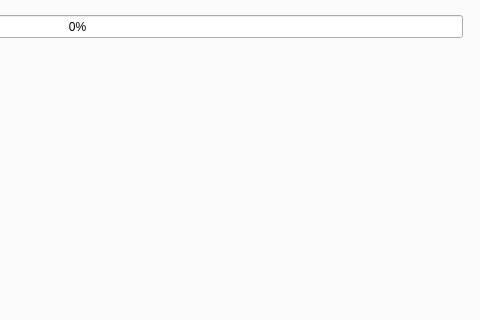
This is mainwindow.ui in WingsOfAltair/QtCPP-Installer as Qt 5 draws it before an edit; both pictures show x 320 to 800 and y 231 to 551 of the 800 by 648 pixel window. The edited form follows.
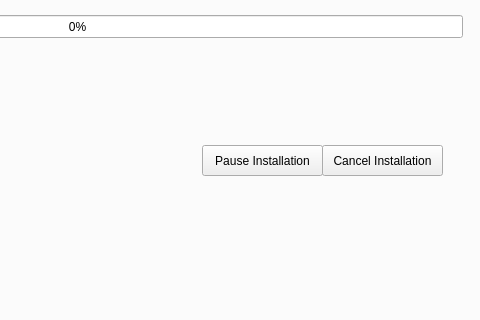
This is the edited form. The open tabs and pages were chosen to show the change.

Commit message: Added pause/resume and cancel installation/extraction.

What changed in the file:
```diff
--- a/mainwindow.ui
+++ b/mainwindow.ui
@@ -257,6 +257,32 @@
           <string/>
          </property>
         </widget>
+        <widget class="QPushButton" name="cancelInstallationButton">
+         <property name="geometry">
+          <rect>
+           <x>640</x>
+           <y>350</y>
+           <width>121</width>
+           <height>31</height>
+          </rect>
+         </property>
+         <property name="text">
+          <string>Cancel Installation</string>
+         </property>
+        </widget>
+        <widget class="QPushButton" name="resumeInstallationButton">
+         <property name="geometry">
+          <rect>
+           <x>520</x>
+           <y>350</y>
+           <width>121</width>
+           <height>31</height>
+          </rect>
+         </property>
+         <property name="text">
+          <string>Pause Installation</string>
+         </property>
+        </widget>
        </widget>
        <widget class="QWidget" name="Finish">
         <attribute name="title">
```
The commit also changes 2 other files.
